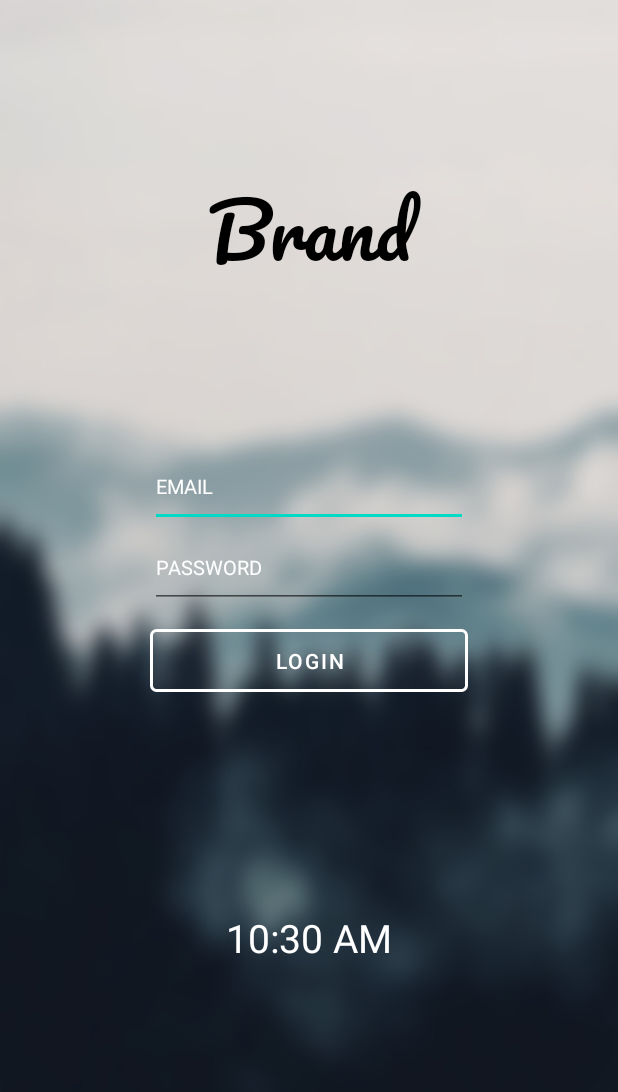
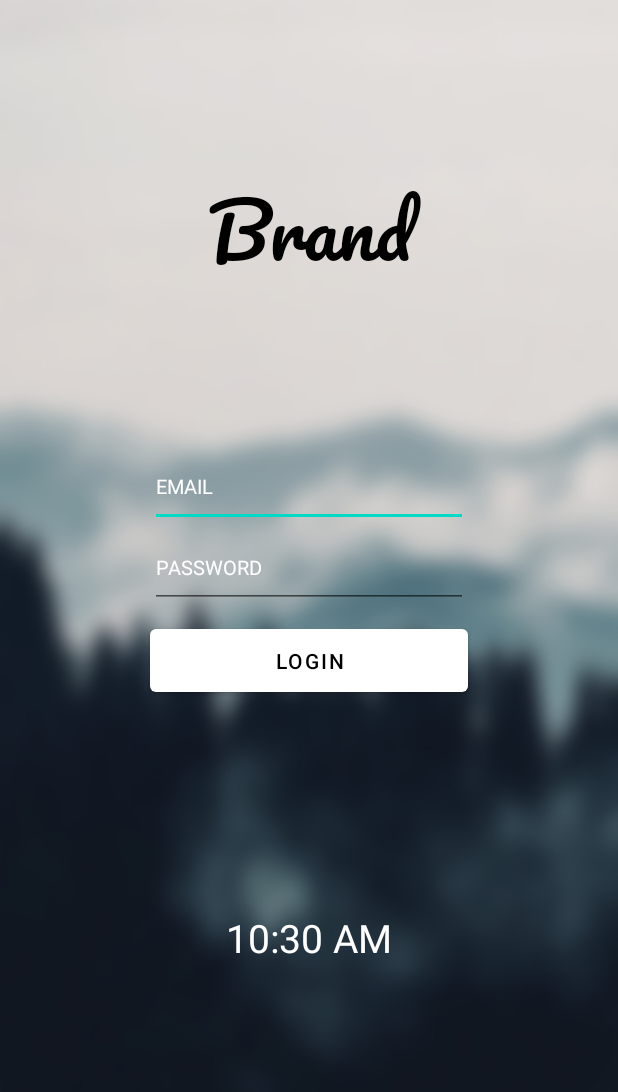
Before and after one commit to Saregard/module-302-ui-practice-Saregard, an Android app: the MainActivity2 screen opened directly, with no data from a screen before it, on a phone screen of 412 x 824 dp. Shown: the top 1092 px of the screen. Run offline under Robolectric (Android 15) with nearby library versions, the phone set to English and light mode, and no system bars.

Commit message:
Update activity_main2.xml

```diff
--- a/app/src/main/res/layout/activity_main2.xml
+++ b/app/src/main/res/layout/activity_main2.xml
@@ -28,7 +28,7 @@
         android:layout_marginHorizontal="100dp"
         android:layout_marginTop="100dp"
         android:text="@string/email"
-        android:textSize="13dp"
+        android:textSize="13sp"
         android:textColor="@color/white" />
 
     <EditText
@@ -37,7 +37,7 @@
         android:layout_height="54dp"
         android:layout_marginHorizontal="100dp"
         android:text="@string/password"
-        android:textSize="13dp"
+        android:textSize="13sp"
         android:textColor="@color/white" />
 
     <Button
@@ -47,8 +47,7 @@
         android:layout_marginHorizontal="100dp"
         android:layout_marginTop="8dp"
         android:layout_height="54dp"
-        android:textColor="@color/white"
-        android:background="@drawable/outline2"/>
+        android:textColor="@color/black"/>
 
     <TextClock
         android:layout_width="match_parent"
```
